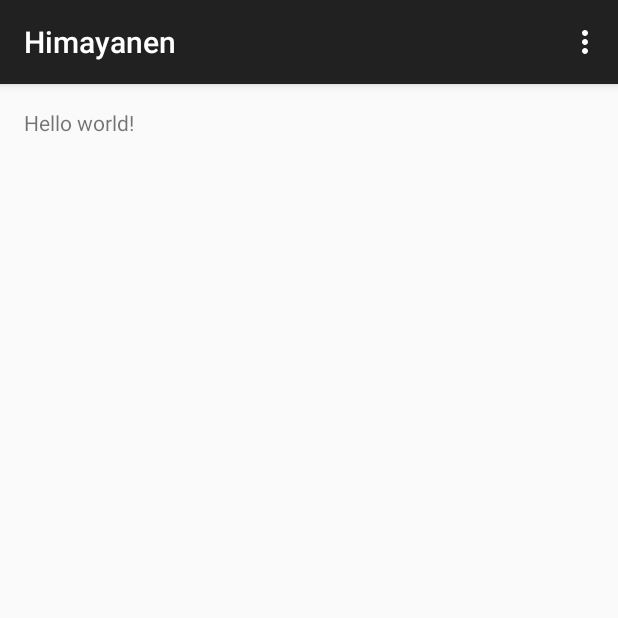
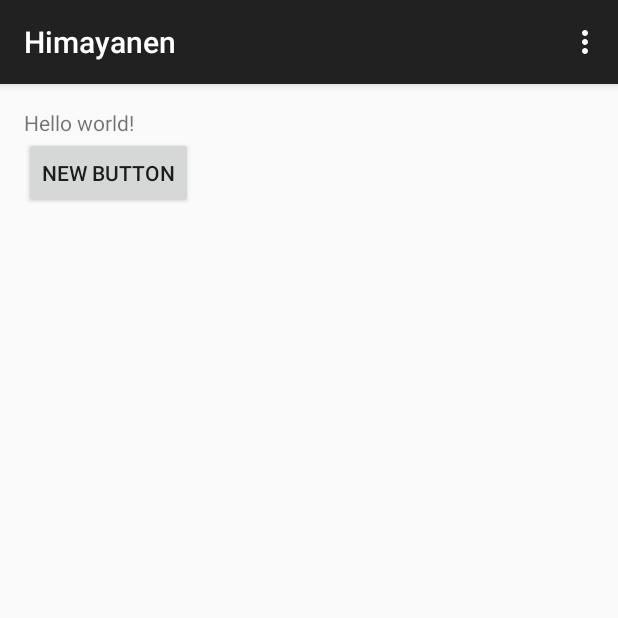
Before and after one commit to Mrkiyo/himayanen, an Android app: the screen it shows after launch (MainActivity), on a phone screen of 412 x 824 dp, the top half of it. Run offline under Robolectric (Android 15) with nearby library versions, the phone set to English and light mode, and no system bars.

Commit message:
位置情報を取得するサンプル

```diff
--- a/himayanen/app/src/main/AndroidManifest.xml
+++ b/himayanen/app/src/main/AndroidManifest.xml
@@ -1,6 +1,9 @@
 <?xml version="1.0" encoding="utf-8"?>
 <manifest xmlns:android="http://schemas.android.com/apk/res/android"
     package="jp.osaka.himayanen.himayanen" >
+    <uses-permission android:name="android.permission.ACCESS_FINE_LOCATION"/>
+    <uses-permission android:name="android.permission.ACCESS_COARSE_LOCATION"/>
+    <uses-permission android:name="android.permission.ACCESS_COARSE_UPDATES" />
 
     <application
         android:allowBackup="true"
--- a/himayanen/app/src/main/java/jp/osaka/himayanen/himayanen/MainActivity.java
+++ b/himayanen/app/src/main/java/jp/osaka/himayanen/himayanen/MainActivity.java
@@ -1,17 +1,86 @@
 package jp.osaka.himayanen.himayanen;
 
+import android.content.Context;
+import android.location.Location;
+import android.location.LocationListener;
+import android.location.LocationManager;
+import android.location.LocationProvider;
 import android.support.v7.app.ActionBarActivity;
 import android.os.Bundle;
+import android.util.Log;
 import android.view.Menu;
 import android.view.MenuItem;
+import android.view.View;
+import android.widget.Button;
+import android.widget.Toast;
 
 
 public class MainActivity extends ActionBarActivity {
+    private LocationManager mLocationManager;
+    private LocationListener mLocationListener = new LocationListener() {
+        @Override
+        public void onLocationChanged(Location location) {
+            //Toast.makeText(MainActivity.this, location.toString(), Toast.LENGTH_SHORT).show();
+            Log.d("Himayanen-Location", location.toString());
+
+        }
+
+        @Override
+        public void onStatusChanged(String provider, int status, Bundle extras) {
+            switch (status) {
+                case LocationProvider.AVAILABLE:
+                    Toast.makeText(MainActivity.this, "AVAILABLE", Toast.LENGTH_SHORT).show();
+                    break;
+                case LocationProvider.OUT_OF_SERVICE:
+                    Toast.makeText(MainActivity.this, "OUT_OF_SERVICE", Toast.LENGTH_SHORT).show();
+                    break;
+                case LocationProvider.TEMPORARILY_UNAVAILABLE:
+                    Toast.makeText(MainActivity.this, "TEMPORARY_UNAVAILABLE", Toast.LENGTH_SHORT).show();
+                    break;
+            }
+        }
+
+        @Override
+        public void onProviderEnabled(String provider) {
+            Toast.makeText(MainActivity.this, "onProviderEnabled", Toast.LENGTH_SHORT).show();
+        }
+
+        @Override
+        public void onProviderDisabled(String provider) {
+            Toast.makeText(MainActivity.this, "onProviderDisabled", Toast.LENGTH_SHORT).show();
+        }
+    };
 
     @Override
     protected void onCreate(Bundle savedInstanceState) {
         super.onCreate(savedInstanceState);
         setContentView(R.layout.activity_main);
+
+        Button b = (Button) findViewById(R.id.button);
+        b.setOnClickListener(new View.OnClickListener() {
+            @Override
+            public void onClick(View v) {
+            }
+        });
+    }
+
+    @Override
+    protected void onResume() {
+        super.onResume();
+        // ロケーションマネージャのインスタンスを取得する
+        mLocationManager = (LocationManager)getSystemService(Context.LOCATION_SERVICE);
+
+        // 位置情報の更新を受け取るように設定
+        mLocationManager.requestLocationUpdates(LocationManager.NETWORK_PROVIDER, // プロバイダ
+                100, // 通知のための最小時間間隔
+                0, // 通知のための最小距離間隔
+                mLocationListener); // 位置情報リスナー
+    }
+
+    @Override
+    protected void onPause() {
+        super.onPause();
+        mLocationManager.removeUpdates(mLocationListener);
     }
 
     @Override
--- a/himayanen/app/src/main/res/layout/activity_main.xml
+++ b/himayanen/app/src/main/res/layout/activity_main.xml
@@ -1,11 +1,21 @@
-<RelativeLayout xmlns:android="http://schemas.android.com/apk/res/android"
+<LinearLayout xmlns:android="http://schemas.android.com/apk/res/android"
     xmlns:tools="http://schemas.android.com/tools" android:layout_width="match_parent"
     android:layout_height="match_parent" android:paddingLeft="@dimen/activity_horizontal_margin"
     android:paddingRight="@dimen/activity_horizontal_margin"
     android:paddingTop="@dimen/activity_vertical_margin"
-    android:paddingBottom="@dimen/activity_vertical_margin" tools:context=".MainActivity">
+    android:paddingBottom="@dimen/activity_vertical_margin" tools:context=".MainActivity"
+    android:orientation="vertical">
 
     <TextView android:text="@string/hello_world" android:layout_width="wrap_content"
-        android:layout_height="wrap_content" />
+        android:layout_height="wrap_content"
+        android:id="@+id/textView" />
 
-</RelativeLayout>
+    <Button
+        android:layout_width="wrap_content"
+        android:layout_height="wrap_content"
+        android:text="New Button"
+        android:id="@+id/button"
+        android:layout_below="@+id/textView"
+        android:layout_centerHorizontal="true" />
+
+</LinearLayout>
```
